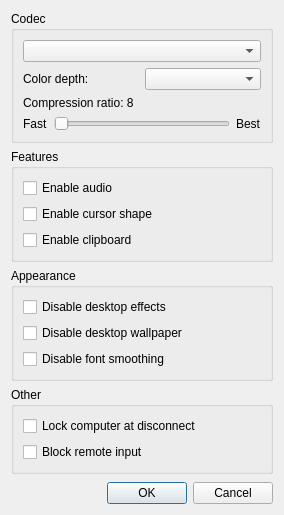
Old version of the form source/client/ui/desktop_config_dialog.ui in the repository dchapyshev/aspia.
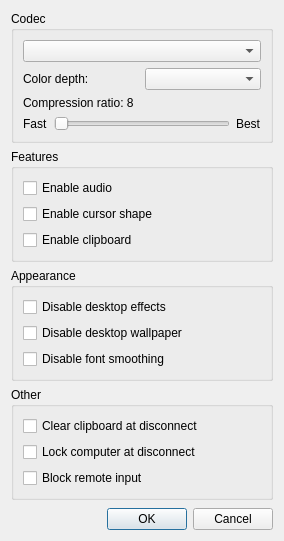
New version of the form.

Commit message: Implement "Clear clipboard at disconnect" option.

The edit to the form file:
```diff
--- a/source/client/ui/desktop_config_dialog.ui
+++ b/source/client/ui/desktop_config_dialog.ui
@@ -7,7 +7,7 @@
     <x>0</x>
     <y>0</y>
     <width>284</width>
-    <height>515</height>
+    <height>541</height>
    </rect>
   </property>
   <property name="sizePolicy">
@@ -174,6 +174,13 @@
       <string>Other</string>
      </property>
      <layout class="QVBoxLayout" name="verticalLayout_3">
+      <item>
+       <widget class="QCheckBox" name="checkbox_clear_clipboard">
+        <property name="text">
+         <string>Clear clipboard at disconnect</string>
+        </property>
+       </widget>
+      </item>
       <item>
        <widget class="QCheckBox" name="checkbox_lock_at_disconnect">
         <property name="text">
```
The commit also changes 60 other files.
